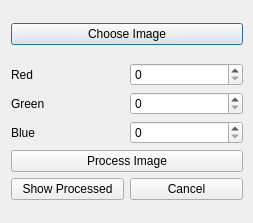
The window that dialog.ui (YasserZ/ColorDetection) describes before a commit, drawn with Qt 5.
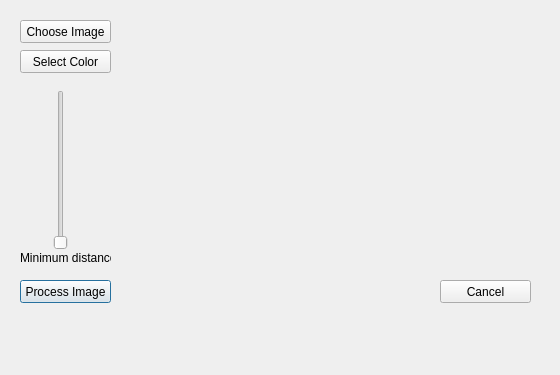
The same window after the commit.

Commit message: Added some features, like color pallete to pick up the targeted color and a slider to determine the distance threshold

What changed in the file:
```diff
--- a/dialog.ui
+++ b/dialog.ui
@@ -6,139 +6,107 @@
    <rect>
     <x>0</x>
     <y>0</y>
-    <width>253</width>
-    <height>223</height>
+    <width>560</width>
+    <height>375</height>
    </rect>
   </property>
   <property name="windowTitle">
    <string>Dialog</string>
   </property>
-  <widget class="QWidget" name="">
+  <widget class="QPushButton" name="ProcessButton">
    <property name="geometry">
     <rect>
-     <x>0</x>
-     <y>0</y>
-     <width>254</width>
-     <height>223</height>
+     <x>20</x>
+     <y>280</y>
+     <width>91</width>
+     <height>23</height>
     </rect>
    </property>
-   <layout class="QVBoxLayout" name="verticalLayout_7">
-    <item>
-     <widget class="QPushButton" name="ChooseButton">
-      <property name="text">
-       <string>Choose Image</string>
-      </property>
-     </widget>
-    </item>
-    <item>
-     <layout class="QVBoxLayout" name="verticalLayout_6">
-      <item>
-       <layout class="QVBoxLayout" name="verticalLayout_5">
-        <item>
-         <layout class="QHBoxLayout" name="horizontalLayout_5">
-          <item>
-           <layout class="QVBoxLayout" name="verticalLayout_4">
-            <item>
-             <widget class="QLabel" name="label_4">
-              <property name="text">
-               <string>Red</string>
-              </property>
-             </widget>
-            </item>
-            <item>
-             <widget class="QLabel" name="label_2">
-              <property name="text">
-               <string>Green</string>
-              </property>
-             </widget>
-            </item>
-            <item>
-             <widget class="QLabel" name="label_3">
-              <property name="text">
-               <string>Blue</string>
-              </property>
-             </widget>
-            </item>
-           </layout>
-          </item>
-          <item>
-           <layout class="QVBoxLayout" name="verticalLayout_3">
-            <item>
-             <widget class="QSpinBox" name="RedSpinBox">
-              <property name="maximum">
-               <number>255</number>
-              </property>
-             </widget>
-            </item>
-            <item>
-             <widget class="QSpinBox" name="GreenSpinBox">
-              <property name="maximum">
-               <number>255</number>
-              </property>
-             </widget>
-            </item>
-            <item>
-             <widget class="QSpinBox" name="BlueSpinBox">
-              <property name="maximum">
-               <number>255</number>
-              </property>
-             </widget>
-            </item>
-           </layout>
-          </item>
-         </layout>
-        </item>
-        <item>
-         <widget class="QPushButton" name="ProcessButton">
-          <property name="text">
-           <string>Process Image</string>
-          </property>
-         </widget>
-        </item>
-       </layout>
-      </item>
-      <item>
-       <layout class="QHBoxLayout" name="horizontalLayout_4">
-        <item>
-         <widget class="QPushButton" name="ShowProcessedButton">
-          <property name="text">
-           <string>Show Processed</string>
-          </property>
-         </widget>
-        </item>
-        <item>
-         <widget class="QPushButton" name="CancelButton">
-          <property name="text">
-           <string>Cancel</string>
-          </property>
-         </widget>
-        </item>
-       </layout>
-      </item>
-     </layout>
-    </item>
-   </layout>
+   <property name="text">
+    <string>Process Image</string>
+   </property>
   </widget>
-  <zorder>lineEdit</zorder>
-  <zorder>lineEdit_2</zorder>
-  <zorder>lineEdit_3</zorder>
-  <zorder>label_2</zorder>
-  <zorder>label_3</zorder>
-  <zorder>label_4</zorder>
-  <zorder>ShowProcessedButton</zorder>
-  <zorder>ShowOriginalButton</zorder>
-  <zorder>CancelButton</zorder>
-  <zorder>label_3</zorder>
-  <zorder></zorder>
-  <zorder>ProcessButton</zorder>
-  <zorder>ChooseButton</zorder>
-  <zorder>RedTextField</zorder>
-  <zorder>label_3</zorder>
-  <zorder>label_2</zorder>
-  <zorder>label_4</zorder>
-  <zorder>GreenTextField</zorder>
-  <zorder>BlueTextField</zorder>
-  <zorder></zorder>
+  <widget class="QPushButton" name="ChooseButton">
+   <property name="geometry">
+    <rect>
+     <x>20</x>
+     <y>20</y>
+     <width>91</width>
+     <height>23</height>
+    </rect>
+   </property>
+   <property name="text">
+    <string>Choose Image</string>
+   </property>
+  </widget>
+  <widget class="QPushButton" name="CancelButton">
+   <property name="geometry">
+    <rect>
+     <x>440</x>
+     <y>280</y>
+     <width>91</width>
+     <height>23</height>
+    </rect>
+   </property>
+   <property name="text">
+    <string>Cancel</string>
+   </property>
+  </widget>
+  <widget class="QPushButton" name="SelectColorButton">
+   <property name="geometry">
+    <rect>
+     <x>20</x>
+     <y>50</y>
+     <width>91</width>
+     <height>23</height>
+    </rect>
+   </property>
+   <property name="text">
+    <string>Select Color</string>
+   </property>
+  </widget>
+  <widget class="QSlider" name="MinDistSlider">
+   <property name="geometry">
+    <rect>
+     <x>50</x>
+     <y>90</y>
+     <width>22</width>
+     <height>160</height>
+    </rect>
+   </property>
+   <property name="maximum">
+    <number>255</number>
+   </property>
+   <property name="orientation">
+    <enum>Qt::Vertical</enum>
+   </property>
+  </widget>
+  <widget class="QLabel" name="ImageLabel">
+   <property name="geometry">
+    <rect>
+     <x>160</x>
+     <y>20</y>
+     <width>371</width>
+     <height>241</height>
+    </rect>
+   </property>
+   <property name="text">
+    <string/>
+   </property>
+  </widget>
+  <widget class="QLabel" name="MinDistLabel">
+   <property name="geometry">
+    <rect>
+     <x>20</x>
+     <y>250</y>
+     <width>91</width>
+     <height>16</height>
+    </rect>
+   </property>
+   <property name="text">
+    <string>Minimum distance</string>
+   </property>
+  </widget>
  </widget>
  <layoutdefault spacing="6" margin="11"/>
  <resources/>
```
The commit also changes 3 other files.
